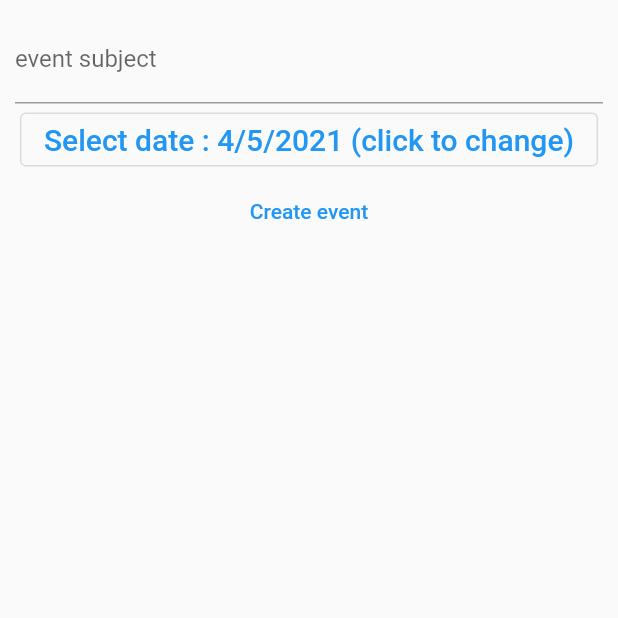
After one commit to kamalraj-ten/college-dule, a Flutter app: the FriendEventAddPage screen opened directly, on a phone screen of 412 x 824 dp, the top half of it. The commit adds this screen. Run offline on Flutter 3.47's test engine with Material 2 defaults, Android fonts, the phone set to English and light mode, and no system bars; our stand-ins replace cloud_firestore, firebase_auth, firebase_core, firebase_database, shared_preferences; accounts and stored records are empty.

Commit message:
added friend adding functionality

```diff
--- a/lib/Categories.dart
+++ b/lib/Categories.dart
@@ -99,7 +99,7 @@ class _CategoriesState extends State<Categories> {
                   print("friendsUid $friendsUid");
                   print("usersEmailId $usersEmailId");
                 }
-                // TODO: change to correct functionality later
+                // TODO: change to add event for friend
               },
               child: Icon(Icons.add),
             )
--- a/lib/event.dart
+++ b/lib/event.dart
@@ -38,3 +38,20 @@ class ClubEvent {
     return this.toMap().toString();
   }
 }
+
+class FriendEvent {
+  String event, uid;
+  DateTime date;
+
+  FriendEvent({this.event, this.uid, this.date});
+
+  FriendEvent.fromMap(Map<String, dynamic> map) {
+    this.event = map['event'];
+    this.uid = map['uid'];
+    this.date = map['date'].toDate();
+  }
+
+  Map<String, dynamic> toMap() {
+    return {'event': this.event, 'uid': this.uid, 'date': this.date};
+  }
+}
--- /dev/null
+++ b/lib/friendEventAddPage.dart
@@ -0,0 +1,82 @@
+import 'package:collegedule/event.dart';
+import 'package:flutter/material.dart';
+
+import 'flutterfire.dart';
+
+class FriendEventAddPage extends StatefulWidget {
+  final uid;
+  FriendEventAddPage({this.uid});
+  @override
+  _FriendEventAddPageState createState() => _FriendEventAddPageState(uid: uid);
+}
+
+class _FriendEventAddPageState extends State<FriendEventAddPage> {
+  final uid;
+  final formKey = GlobalKey<FormState>();
+  FriendEvent _friendEvent = FriendEvent(event: "", date: DateTime.now());
+
+  _FriendEventAddPageState({this.uid});
+
+  @override
+  Widget build(BuildContext context) {
+    return Scaffold(
+      body: SafeArea(
+        child: Padding(
+          padding: EdgeInsets.all(10),
+          child: Form(
+            key: formKey,
+            child: Column(
+              children: [
+                TextFormField(
+                  validator: (s) => _validateEvent(s),
+                  onSaved: (s) => this._friendEvent.event = s,
+                  decoration: InputDecoration(
+                    labelText: "event subject",
+                  ),
+                ),
+                OutlinedButton(
+                  child: Text(
+                    "Select date : ${_friendEvent.date.day}/${_friendEvent.date.month}/${_friendEvent.date.year} (click to change)",
+                    style: TextStyle(
+                      fontSize: 20,
+                    ),
+                  ),
+                  onPressed: () => _selectDate(),
+                ),
+                TextButton(
+                  child: Text("Create event"),
+                  onPressed: () => onSubmit(),
+                ),
+              ],
+            ),
+          ),
+        ),
+      ),
+    );
+  }
+
+  String _validateEvent(String s) {
+    return s.isEmpty ? "Enter an event subject" : null;
+  }
+
+  Future<void> _selectDate() async {
+    final date = await showDatePicker(
+        context: context,
+        initialDate: _friendEvent.date,
+        firstDate: DateTime.now(),
+        lastDate: DateTime.now().add(const Duration(days: 40)),
+        initialEntryMode: DatePickerEntryMode.input,
+        helpText: "Select date of the event",
+        errorInvalidText: "Only 40 days from current day is allowed");
+    if (date != null) {
+      setState(() {
+        _friendEvent.date = date;
+      });
+    }
+  }
+
+  Future<void> onSubmit() async {
+    await addFriendEvent(_friendEvent);
+    Navigator.pop(context);
+  }
+}
```
Also changed, not shown: lib/flutterfire.dart (+8 -0 lines).
